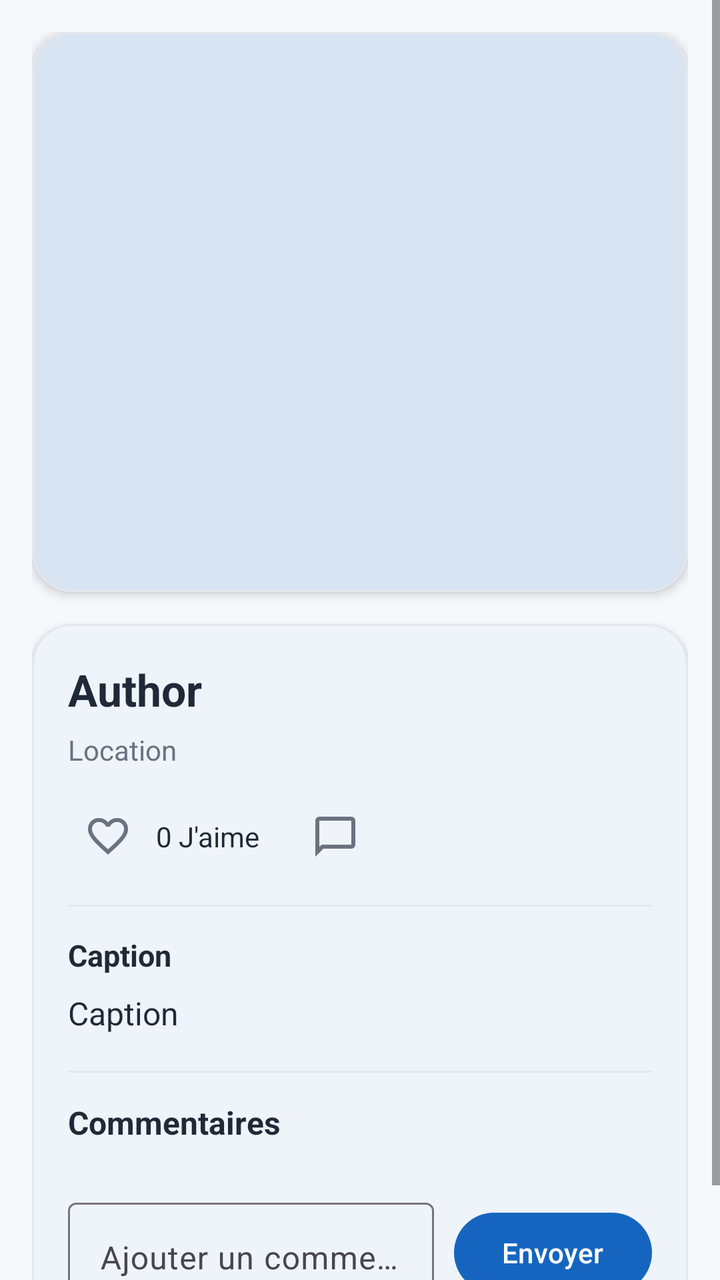
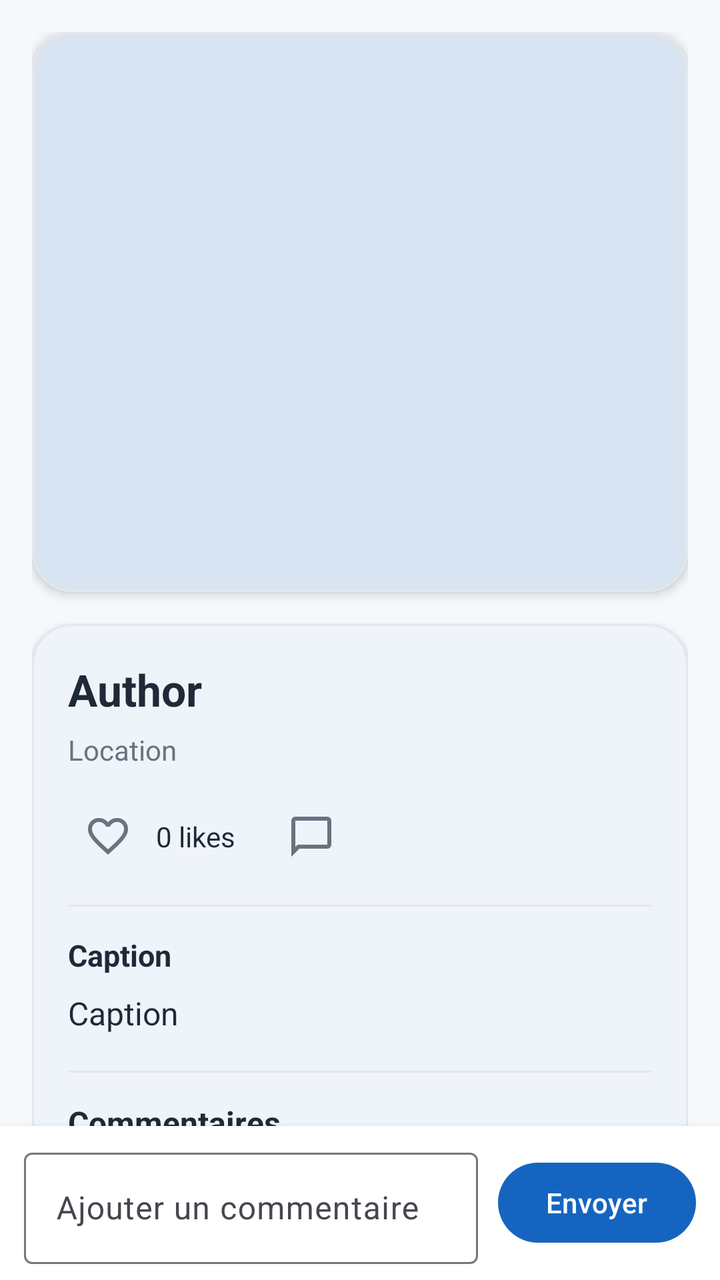

The first picture is an Android layout as it rendered before a commit; the second is the same layout after the commit. The layout source and the unified diff follow.
<!-- AndroidManifest.xml: application theme Theme.Traveling -->
<!-- res/layout/fragment_photo_detail.xml -->
<?xml version="1.0" encoding="utf-8"?>
<ScrollView xmlns:android="http://schemas.android.com/apk/res/android"
    xmlns:app="http://schemas.android.com/apk/res-auto"
    android:layout_width="match_parent"
    android:layout_height="match_parent"
    android:background="@color/travel_background"
    android:fillViewport="true">

    <LinearLayout
        android:layout_width="match_parent"
        android:layout_height="wrap_content"
        android:orientation="vertical"
        android:padding="16dp">

        <com.google.android.material.card.MaterialCardView
            android:layout_width="match_parent"
            android:layout_height="wrap_content"
            app:cardCornerRadius="20dp"
            app:cardElevation="3dp"
            app:strokeColor="#E5E7EB"
            app:strokeWidth="1dp">

            <ImageView
                android:id="@+id/imageDetailPost"
                android:layout_width="match_parent"
                android:layout_height="280dp"
                android:background="@drawable/bg_post_placeholder"
                android:contentDescription="Post image"
                android:scaleType="centerCrop" />
        </com.google.android.material.card.MaterialCardView>

        <com.google.android.material.card.MaterialCardView
            android:layout_width="match_parent"
            android:layout_height="wrap_content"
            android:layout_marginTop="16dp"
            app:cardCornerRadius="20dp"
            app:cardElevation="2dp"
            app:strokeColor="#E5E7EB"
            app:strokeWidth="1dp">

            <LinearLayout
                android:layout_width="match_parent"
                android:layout_height="wrap_content"
                android:orientation="vertical"
                android:padding="18dp">

                <com.google.android.material.textview.MaterialTextView
                    android:id="@+id/textDetailAuthorName"
                    android:layout_width="wrap_content"
                    android:layout_height="wrap_content"
                    android:text="Author"
                    android:textColor="@color/travel_on_surface"
                    android:textSize="22sp"
                    android:textStyle="bold" />

                <com.google.android.material.textview.MaterialTextView
                    android:id="@+id/textDetailLocationName"
                    android:layout_width="wrap_content"
                    android:layout_height="wrap_content"
                    android:layout_marginTop="6dp"
                    android:text="Location"
                    android:textColor="#6B7280"
                    android:textSize="14sp" />

                <LinearLayout
                    android:layout_width="match_parent"
                    android:layout_height="wrap_content"
                    android:layout_marginTop="14dp"
                    android:gravity="center_vertical"
                    android:orientation="horizontal">

                    <ImageButton
                        android:id="@+id/buttonDetailLike"
                        android:layout_width="40dp"
                        android:layout_height="40dp"
                        android:background="@android:color/transparent"
                        android:contentDescription="Like"
                        android:padding="8dp"
                        android:src="@drawable/ic_favorite_outline"
                        app:tint="#6B7280" />

                    <com.google.android.material.textview.MaterialTextView
                        android:id="@+id/textDetailLikeCount"
                        android:layout_width="wrap_content"
                        android:layout_height="wrap_content"
                        android:layout_marginStart="4dp"
                        android:layout_marginEnd="18dp"
                        android:text="0 J'aime"
                        android:textColor="@color/travel_on_surface"
                        android:textSize="14sp" />

                    <ImageButton
                        android:id="@+id/buttonDetailComment"
                        android:layout_width="40dp"
                        android:layout_height="40dp"
                        android:background="@android:color/transparent"
                        android:contentDescription="Comment"
                        android:padding="8dp"
                        android:src="@drawable/ic_comment_outline"
                        app:tint="#6B7280" />
                </LinearLayout>

                <View
                    android:layout_width="match_parent"
                    android:layout_height="1dp"
                    android:layout_marginTop="14dp"
                    android:layout_marginBottom="14dp"
                    android:background="#E5E7EB" />

                <com.google.android.material.textview.MaterialTextView
                    android:layout_width="wrap_content"
                    android:layout_height="wrap_content"
                    android:text="Caption"
                    android:textColor="@color/travel_on_surface"
                    android:textSize="15sp"
                    android:textStyle="bold" />

                <com.google.android.material.textview.MaterialTextView
                    android:id="@+id/textDetailCaption"
                    android:layout_width="match_parent"
                    android:layout_height="wrap_content"
                    android:layout_marginTop="8dp"
                    android:text="Caption"
                    android:textColor="@color/travel_on_surface"
                    android:textSize="16sp"
                    android:lineSpacingExtra="2dp" />

                <View
                    android:layout_width="match_parent"
                    android:layout_height="1dp"
                    android:layout_marginTop="18dp"
                    android:layout_marginBottom="14dp"
                    android:background="#E5E7EB" />

                <com.google.android.material.textview.MaterialTextView
                    android:id="@+id/textCommentsTitle"
                    android:layout_width="wrap_content"
                    android:layout_height="wrap_content"
                    android:text="Commentaires"
                    android:textColor="@color/travel_on_surface"
                    android:textSize="16sp"
                    android:textStyle="bold" />

                <androidx.recyclerview.widget.RecyclerView
                    android:id="@+id/recyclerViewComments"
                    android:layout_width="match_parent"
                    android:layout_height="wrap_content"
                    android:layout_marginTop="10dp"
                    android:nestedScrollingEnabled="false" />

                <com.google.android.material.textview.MaterialTextView
                    android:id="@+id/textNoComments"
                    android:layout_width="wrap_content"
                    android:layout_height="wrap_content"
                    android:layout_marginTop="10dp"
                    android:text="Aucun commentaire pour le moment."
                    android:textColor="#6B7280"
                    android:textSize="14sp"
                    android:visibility="gone" />

                <LinearLayout
                    android:layout_width="match_parent"
                    android:layout_height="wrap_content"
                    android:layout_marginTop="14dp"
                    android:gravity="center_vertical"
                    android:orientation="horizontal">

                    <com.google.android.material.textfield.TextInputLayout
                        android:layout_width="0dp"
                        android:layout_height="wrap_content"
                        android:layout_weight="1"
                        android:hint="Ajouter un commentaire">

                        <com.google.android.material.textfield.TextInputEditText
                            android:id="@+id/editTextComment"
                            android:layout_width="match_parent"
                            android:layout_height="wrap_content"
                            android:maxLines="3" />
                    </com.google.android.material.textfield.TextInputLayout>

                    <com.google.android.material.button.MaterialButton
                        android:id="@+id/buttonSendComment"
                        android:layout_width="wrap_content"
                        android:layout_height="wrap_content"
                        android:layout_marginStart="10dp"
                        android:text="Envoyer" />
                </LinearLayout>
            </LinearLayout>

        </com.google.android.material.card.MaterialCardView>

    </LinearLayout>
</ScrollView>
<!-- resources referenced by this layout -->
<resources>
  <color name="travel_background">#F6F9FC</color>
  <color name="travel_on_surface">#1F2937</color>
  <!-- drawable bg_post_placeholder (drawable) -->
  <?xml version="1.0" encoding="utf-8"?>
  <shape xmlns:android="http://schemas.android.com/apk/res/android">
      <corners android:radius="0dp" />
      <solid android:color="#D9E4F2" />
  </shape>
  <!-- drawable ic_comment_outline (drawable) -->
  <vector xmlns:android="http://schemas.android.com/apk/res/android"
      android:width="24dp"
      android:height="24dp"
      android:viewportWidth="960"
      android:viewportHeight="960">
    <path
        android:pathData="M80,880v-720q0,-33 23.5,-56.5T160,80h640q33,0 56.5,23.5T880,160v480q0,33 -23.5,56.5T800,720L240,720L80,880ZM206,640h594v-480L160,160v525l46,-45ZM160,640v-480,480Z"
        android:fillColor="#1f1f1f"/>
  </vector>
  <!-- drawable ic_favorite_outline (drawable) -->
  <vector xmlns:android="http://schemas.android.com/apk/res/android"
      android:width="24dp"
      android:height="24dp"
      android:viewportWidth="960"
      android:viewportHeight="960">
    <path
        android:pathData="m480,840 l-58,-52q-101,-91 -167,-157T150,512.5Q111,460 95.5,416T80,326q0,-94 63,-157t157,-63q52,0 99,22t81,62q34,-40 81,-62t99,-22q94,0 157,63t63,157q0,46 -15.5,90T810,512.5Q771,565 705,631T538,788l-58,52ZM480,732q96,-86 158,-147.5t98,-107q36,-45.5 50,-81t14,-70.5q0,-60 -40,-100t-100,-40q-47,0 -87,26.5T518,280h-76q-15,-41 -55,-67.5T300,186q-60,0 -100,40t-40,100q0,35 14,70.5t50,81q36,45.5 98,107T480,732ZM480,459Z"
        android:fillColor="#1f1f1f"/>
  </vector>
  <style name="Theme.Traveling" parent="Base.Theme.Traveling" />
  <style name="Base.Theme.Traveling" parent="Theme.Material3.DayNight.NoActionBar">
          <item name="colorPrimary">@color/travel_primary</item>
          <item name="colorOnPrimary">@color/travel_on_primary</item>
  
          <item name="colorSecondary">@color/travel_secondary</item>
          <item name="colorOnSecondary">@color/travel_on_secondary</item>
  
          <item name="colorTertiary">@color/travel_tertiary</item>
          <item name="colorOnTertiary">@color/travel_on_tertiary</item>
  
          <item name="android:colorBackground">@color/travel_background</item>
          <item name="colorSurface">@color/travel_surface</item>
          <item name="colorOnSurface">@color/travel_on_surface</item>
      </style>
  <color name="travel_primary">#1565C0</color>
  <color name="travel_on_primary">#FFFFFF</color>
  <color name="travel_secondary">#26A69A</color>
  <color name="travel_on_secondary">#FFFFFF</color>
  <color name="travel_tertiary">#FFB74D</color>
  <color name="travel_on_tertiary">#1F2937</color>
  <color name="travel_surface">#FFFFFF</color>
</resources>

<!-- the commit's change to res/layout/fragment_photo_detail.xml (unified diff, before → after) -->
@@ -1,193 +1,211 @@
 <?xml version="1.0" encoding="utf-8"?>
-<ScrollView xmlns:android="http://schemas.android.com/apk/res/android"
+<LinearLayout xmlns:android="http://schemas.android.com/apk/res/android"
     xmlns:app="http://schemas.android.com/apk/res-auto"
     android:layout_width="match_parent"
     android:layout_height="match_parent"
     android:background="@color/travel_background"
-    android:fillViewport="true">
-
-    <LinearLayout
+    android:orientation="vertical">
+
+    
+    <androidx.core.widget.NestedScrollView
         android:layout_width="match_parent"
-        android:layout_height="wrap_content"
-        android:orientation="vertical"
-        android:padding="16dp">
-
-        <com.google.android.material.card.MaterialCardView
+        android:layout_height="0dp"
+        android:layout_weight="1"
+        android:fillViewport="true">
+
+        <LinearLayout
             android:layout_width="match_parent"
             android:layout_height="wrap_content"
-            app:cardCornerRadius="20dp"
-            app:cardElevation="3dp"
-            app:strokeColor="#E5E7EB"
-            app:strokeWidth="1dp">
-
-            <ImageView
-                android:id="@+id/imageDetailPost"
-                android:layout_width="match_parent"
-                android:layout_height="280dp"
-                android:background="@drawable/bg_post_placeholder"
-                android:contentDescription="Post image"
-                android:scaleType="centerCrop" />
-        </com.google.android.material.card.MaterialCardView>
-
-        <com.google.android.material.card.MaterialCardView
-            android:layout_width="match_parent"
-            android:layout_height="wrap_content"
-            android:layout_marginTop="16dp"
-            app:cardCornerRadius="20dp"
-            app:cardElevation="2dp"
-            app:strokeColor="#E5E7EB"
-            app:strokeWidth="1dp">
-
-            <LinearLayout
+            android:orientation="vertical"
+            android:padding="16dp">
+
+            <com.google.android.material.card.MaterialCardView
                 android:layout_width="match_parent"
                 android:layout_height="wrap_content"
-                android:orientation="vertical"
-                android:padding="18dp">
-
-                <com.google.android.material.textview.MaterialTextView
-                    android:id="@+id/textDetailAuthorName"
-                    android:layout_width="wrap_content"
-                    android:layout_height="wrap_content"
-                    android:text="Author"
-                    android:textColor="@color/travel_on_surface"
-                    android:textSize="22sp"
-                    android:textStyle="bold" />
-
-                <com.google.android.material.textview.MaterialTextView
-                    android:id="@+id/textDetailLocationName"
-                    android:layout_width="wrap_content"
-                    android:layout_height="wrap_content"
-                    android:layout_marginTop="6dp"
-                    android:text="Location"
-                    android:textColor="#6B7280"
-                    android:textSize="14sp" />
+                app:cardCornerRadius="20dp"
+                app:cardElevation="3dp"
+                app:strokeColor="#E5E7EB"
+                app:strokeWidth="1dp">
+
+                <ImageView
+                    android:id="@+id/imageDetailPost"
+                    android:layout_width="match_parent"
+                    android:layout_height="280dp"
+                    android:background="@drawable/bg_post_placeholder"
+                    android:contentDescription="Post image"
+                    android:scaleType="centerCrop" />
+            </com.google.android.material.card.MaterialCardView>
+
+            <com.google.android.material.card.MaterialCardView
+                android:layout_width="match_parent"
+                android:layout_height="wrap_content"
+                android:layout_marginTop="16dp"
+                android:layout_marginBottom="16dp"
+                app:cardCornerRadius="20dp"
+                app:cardElevation="2dp"
+                app:strokeColor="#E5E7EB"
+                app:strokeWidth="1dp">
 
                 <LinearLayout
                     android:layout_width="match_parent"
                     android:layout_height="wrap_content"
-                    android:layout_marginTop="14dp"
-                    android:gravity="center_vertical"
-                    android:orientation="horizontal">
-
-                    <ImageButton
-                        android:id="@+id/buttonDetailLike"
-                        android:layout_width="40dp"
-                        android:layout_height="40dp"
-                        android:background="@android:color/transparent"
-                        android:contentDescription="Like"
-                        android:padding="8dp"
-                        android:src="@drawable/ic_favorite_outline"
-                        app:tint="#6B7280" />
-
-                    <com.google.android.material.textview.MaterialTextView
-                        android:id="@+id/textDetailLikeCount"
-                        android:layout_width="wrap_content"
-                        android:layout_height="wrap_content"
-                        android:layout_marginStart="4dp"
-                        android:layout_marginEnd="18dp"
-                        android:text="0 J'aime"
-                        android:textColor="@color/travel_on_surface"
+                    android:orientation="vertical"
+                    android:padding="18dp">
+
+                    <com.google.android.material.textview.MaterialTextView
+                        android:id="@+id/textDetailAuthorName"
+                        android:layout_width="wrap_content"
+                        android:layout_height="wrap_content"
+                        android:text="Author"
+                        android:textColor="@color/travel_on_surface"
+                        android:textSize="22sp"
+                        android:textStyle="bold" />
+
+                    <com.google.android.material.textview.MaterialTextView
+                        android:id="@+id/textDetailLocationName"
+                        android:layout_width="wrap_content"
+                        android:layout_height="wrap_content"
+                        android:layout_marginTop="6dp"
+                        android:text="Location"
+                        android:textColor="#6B7280"
                         android:textSize="14sp" />
 
-                    <ImageButton
-                        android:id="@+id/buttonDetailComment"
-                        android:layout_width="40dp"
-                        android:layout_height="40dp"
-                        android:background="@android:color/transparent"
-                        android:contentDescription="Comment"
-                        android:padding="8dp"
-                        android:src="@drawable/ic_comment_outline"
-                        app:tint="#6B7280" />
+                    <LinearLayout
+                        android:layout_width="match_parent"
+                        android:layout_height="wrap_content"
+                        android:layout_marginTop="14dp"
+                        android:gravity="center_vertical"
+                        android:orientation="horizontal">
+
+                        <ImageButton
+                            android:id="@+id/buttonDetailLike"
+                            android:layout_width="40dp"
+                            android:layout_height="40dp"
+                            android:background="@android:color/transparent"
+                            android:contentDescription="Like"
+                            android:padding="8dp"
+                            android:src="@drawable/ic_favorite_outline"
+                            app:tint="#6B7280" />
+
+                        <com.google.android.material.textview.MaterialTextView
+                            android:id="@+id/textDetailLikeCount"
+                            android:layout_width="wrap_content"
+                            android:layout_height="wrap_content"
+                            android:layout_marginStart="4dp"
+                            android:layout_marginEnd="18dp"
+                            android:text="0 likes"
+                            android:textColor="@color/travel_on_surface"
+                            android:textSize="14sp" />
+
+                        <ImageButton
+                            android:id="@+id/buttonDetailComment"
+                            android:layout_width="40dp"
+                            android:layout_height="40dp"
+                            android:background="@android:color/transparent"
+                            android:contentDescription="Comment"
+                            android:padding="8dp"
+                            android:src="@drawable/ic_comment_outline"
+                            app:tint="#6B7280" />
+                    </LinearLayout>
+
+                    <View
+                        android:layout_width="match_parent"
+                        android:layout_height="1dp"
+                        android:layout_marginTop="14dp"
+                        android:layout_marginBottom="14dp"
+                        android:background="#E5E7EB" />
+
+                    <com.google.android.material.textview.MaterialTextView
+                        android:layout_width="wrap_content"
+                        android:layout_height="wrap_content"
+                        android:text="Caption"
+                        android:textColor="@color/travel_on_surface"
+                        android:textSize="15sp"
+                        android:textStyle="bold" />
+
+                    <com.google.android.material.textview.MaterialTextView
+                        android:id="@+id/textDetailCaption"
+                        android:layout_width="match_parent"
+                        android:layout_height="wrap_content"
+                        android:layout_marginTop="8dp"
+                        android:lineSpacingExtra="2dp"
+                        android:text="Caption"
+                        android:textColor="@color/travel_on_surface"
+                        android:textSize="16sp" />
+
+                    <View
+                        android:layout_width="match_parent"
+                        android:layout_height="1dp"
+                        android:layout_marginTop="18dp"
+                        android:layout_marginBottom="14dp"
+                        android:background="#E5E7EB" />
+
+                    <com.google.android.material.textview.MaterialTextView
+                        android:id="@+id/textCommentsTitle"
+                        android:layout_width="wrap_content"
+                        android:layout_height="wrap_content"
+                        android:text="Commentaires"
+                        android:textColor="@color/travel_on_surface"
+                        android:textSize="16sp"
+                        android:textStyle="bold" />
+
+                    <androidx.recyclerview.widget.RecyclerView
+                        android:id="@+id/recyclerViewComments"
+                        android:layout_width="match_parent"
+                        android:layout_height="wrap_content"
+                        android:layout_marginTop="10dp"
+                        android:nestedScrollingEnabled="false" />
+
+                    <com.google.android.material.textview.MaterialTextView
+                        android:id="@+id/textNoComments"
+                        android:layout_width="wrap_content"
+                        android:layout_height="wrap_content"
+                        android:layout_marginTop="10dp"
+                        android:text="Aucun commentaire pour le moment."
+                        android:textColor="#6B7280"
+                        android:textSize="14sp"
+                        android:visibility="gone" />
+
                 </LinearLayout>
 
-                <View
-                    android:layout_width="match_parent"
-                    android:layout_height="1dp"
-                    android:layout_marginTop="14dp"
-                    android:layout_marginBottom="14dp"
-                    android:background="#E5E7EB" />
-
-                <com.google.android.material.textview.MaterialTextView
-                    android:layout_width="wrap_content"
-                    android:layout_height="wrap_content"
-                    android:text="Caption"
-                    android:textColor="@color/travel_on_surface"
-                    android:textSize="15sp"
-                    android:textStyle="bold" />
-
-                <com.google.android.material.textview.MaterialTextView
-                    android:id="@+id/textDetailCaption"
-                    android:layout_width="match_parent"
-                    android:layout_height="wrap_content"
-                    android:layout_marginTop="8dp"
-                    android:text="Caption"
-                    android:textColor="@color/travel_on_surface"
-                    android:textSize="16sp"
-                    android:lineSpacingExtra="2dp" />
-
-                <View
-                    android:layout_width="match_parent"
-                    android:layout_height="1dp"
-                    android:layout_marginTop="18dp"
-                    android:layout_marginBottom="14dp"
-                    android:background="#E5E7EB" />
-
-                <com.google.android.material.textview.MaterialTextView
-                    android:id="@+id/textCommentsTitle"
-                    android:layout_width="wrap_content"
-                    android:layout_height="wrap_content"
-                    android:text="Commentaires"
-                    android:textColor="@color/travel_on_surface"
-                    android:textSize="16sp"
-                    android:textStyle="bold" />
-
-                <androidx.recyclerview.widget.RecyclerView
-                    android:id="@+id/recyclerViewComments"
-                    android:layout_width="match_parent"
-                    android:layout_height="wrap_content"
-                    android:layout_marginTop="10dp"
-                    android:nestedScrollingEnabled="false" />
-
-                <com.google.android.material.textview.MaterialTextView
-                    android:id="@+id/textNoComments"
-                    android:layout_width="wrap_content"
-                    android:layout_height="wrap_content"
-                    android:layout_marginTop="10dp"
-                    android:text="Aucun commentaire pour le moment."
-                    android:textColor="#6B7280"
-                    android:textSize="14sp"
-                    android:visibility="gone" />
-
-                <LinearLayout
-                    android:layout_width="match_parent"
-                    android:layout_height="wrap_content"
-                    android:layout_marginTop="14dp"
-                    android:gravity="center_vertical"
-                    android:orientation="horizontal">
-
-                    <com.google.android.material.textfield.TextInputLayout
-                        android:layout_width="0dp"
-                        android:layout_height="wrap_content"
-                        android:layout_weight="1"
-                        android:hint="Ajouter un commentaire">
-
-                        <com.google.android.material.textfield.TextInputEditText
-                            android:id="@+id/editTextComment"
-                            android:layout_width="match_parent"
-                            android:layout_height="wrap_content"
-                            android:maxLines="3" />
-                    </com.google.android.material.textfield.TextInputLayout>
-
-                    <com.google.android.material.button.MaterialButton
-                        android:id="@+id/buttonSendComment"
-                        android:layout_width="wrap_content"
-                        android:layout_height="wrap_content"
-                        android:layout_marginStart="10dp"
-                        android:text="Envoyer" />
-                </LinearLayout>
-            </LinearLayout>
-
-        </com.google.android.material.card.MaterialCardView>
-
+            </com.google.android.material.card.MaterialCardView>
+
+        </LinearLayout>
+    </androidx.core.widget.NestedScrollView>
+
+    
+    <LinearLayout
+        android:id="@+id/commentInputBar"
+        android:layout_width="match_parent"
+        android:layout_height="wrap_content"
+        android:background="@color/travel_surface"
+        android:elevation="6dp"
+        android:gravity="center_vertical"
+        android:orientation="horizontal"
+        android:paddingStart="12dp"
+        android:paddingTop="8dp"
+        android:paddingEnd="12dp"
+        android:paddingBottom="8dp">
+
+        <com.google.android.material.textfield.TextInputLayout
+            android:layout_width="0dp"
+            android:layout_height="wrap_content"
+            android:layout_weight="1"
+            android:hint="Ajouter un commentaire">
+
+            <com.google.android.material.textfield.TextInputEditText
+                android:id="@+id/editTextComment"
+                android:layout_width="match_parent"
+                android:layout_height="wrap_content"
+                android:maxLines="3" />
+        </com.google.android.material.textfield.TextInputLayout>
+
+        <com.google.android.material.button.MaterialButton
+            android:id="@+id/buttonSendComment"
+            android:layout_width="wrap_content"
+            android:layout_height="wrap_content"
+            android:layout_marginStart="10dp"
+            android:text="Envoyer" />
     </LinearLayout>
-</ScrollView>
+
+</LinearLayout>
